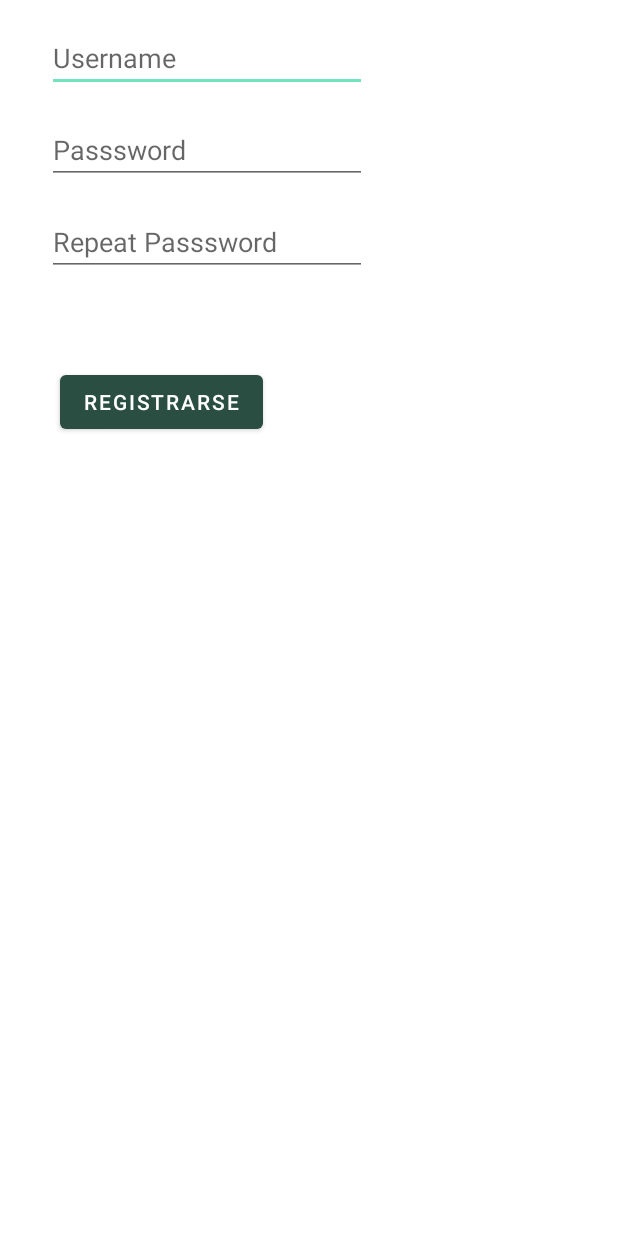
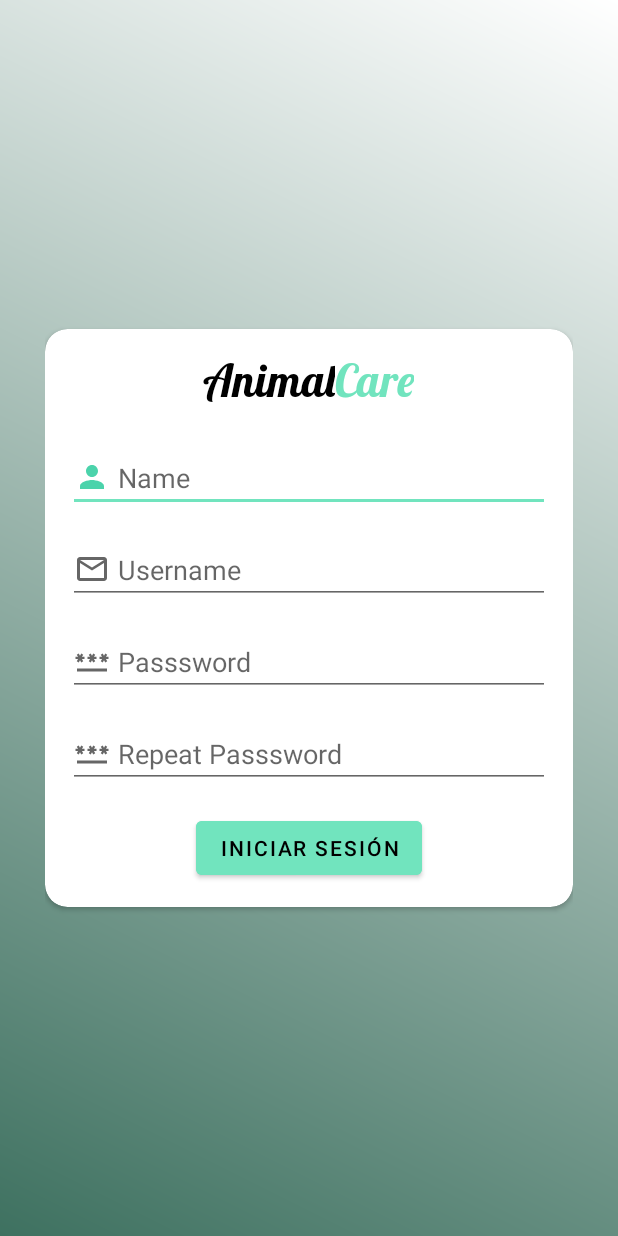
Before and after one commit to teresitaFerme/Programaci-n-de-aplicaciones-m-viles, an Android app: the RegisterActivity screen opened directly, with no data from a screen before it, on a phone screen of 412 x 824 dp. Run offline under Robolectric (Android 15) with nearby library versions, the light colour scheme and no system bars.

Commit message:
Update activity_register.xml
Added designed layouts and views

```diff
--- a/AnimalCare/app/src/main/res/layout/activity_register.xml
+++ b/AnimalCare/app/src/main/res/layout/activity_register.xml
@@ -4,54 +4,83 @@
     xmlns:tools="http://schemas.android.com/tools"
     android:layout_width="match_parent"
     android:layout_height="match_parent"
-    tools:context=".main.MainActivity">
+    tools:context=".main.MainActivity"
+    android:background="@drawable/gradient_background"
+    android:paddingHorizontal="30dp">
+
+    <androidx.cardview.widget.CardView
+        android:layout_width="match_parent"
+        android:layout_height="wrap_content"
+        app:layout_constraintBottom_toBottomOf="parent"
+        app:layout_constraintEnd_toEndOf="parent"
+        app:layout_constraintStart_toStartOf="parent"
+        app:layout_constraintTop_toTopOf="parent"
+        app:cardCornerRadius="15dp">
+        <LinearLayout
+            android:layout_width="match_parent"
+            android:layout_height="match_parent"
+            android:orientation="vertical"
+            android:paddingHorizontal="15dp"
+            android:paddingVertical="15dp">
+
+            <include layout="@layout/logo"
+                android:layout_height="wrap_content"
+                android:layout_width="wrap_content"
+                android:layout_gravity="center"/>
+
+            <EditText
+                android:id="@+id/editText_register_name"
+                android:layout_width="match_parent"
+                android:layout_height="wrap_content"
+                android:layout_marginTop="16dp"
+                android:drawableLeft="@drawable/ic_user"
+                android:drawablePadding="5dp"
+                android:ems="10"
+                android:hint="Name"
+                android:inputType="textPersonName"/>
 
             <EditText
                 android:id="@+id/editText_register_username"
-        android:layout_width="wrap_content"
-        android:layout_height="0dp"
+                android:layout_width="match_parent"
+                android:layout_height="wrap_content"
                 android:layout_marginTop="16dp"
+                android:drawableLeft="@drawable/ic_username"
+                android:drawablePadding="5dp"
                 android:ems="10"
                 android:hint="Username"
-        android:inputType="textPersonName"
-        app:layout_constraintEnd_toEndOf="parent"
-        app:layout_constraintHorizontal_bias="0.159"
-        app:layout_constraintStart_toStartOf="parent"
-        app:layout_constraintTop_toTopOf="parent" />
+                android:inputType="textPersonName"/>
 
             <EditText
                 android:id="@+id/editText_register_password"
-        android:layout_width="wrap_content"
-        android:layout_height="0dp"
+                android:layout_width="match_parent"
+                android:layout_height="wrap_content"
                 android:layout_marginTop="16dp"
+                android:drawableLeft="@drawable/ic_password"
+                android:drawablePadding="5dp"
                 android:ems="10"
                 android:inputType="textPassword"
-        android:hint="Passsword"
-        app:layout_constraintEnd_toEndOf="parent"
-        app:layout_constraintHorizontal_bias="0.159"
-        app:layout_constraintStart_toStartOf="parent"
-        app:layout_constraintTop_toBottomOf="@+id/editText_register_username" />
+                android:hint="Passsword"/>
 
             <EditText
                 android:id="@+id/editText_register_password_repeat"
-        android:layout_width="wrap_content"
-        android:layout_height="0dp"
+                android:layout_width="match_parent"
+                android:layout_height="wrap_content"
                 android:layout_marginTop="16dp"
+                android:drawableLeft="@drawable/ic_password"
+                android:drawablePadding="5dp"
                 android:ems="10"
                 android:hint="Repeat Passsword"
-        android:inputType="textPassword"
-        app:layout_constraintEnd_toEndOf="parent"
-        app:layout_constraintHorizontal_bias="0.159"
-        app:layout_constraintStart_toStartOf="parent"
-        app:layout_constraintTop_toBottomOf="@+id/editText_register_password" />
+                android:inputType="textPassword"/>
 
             <Button
                 android:id="@+id/button_registrar_usuario"
                 android:layout_width="wrap_content"
                 android:layout_height="wrap_content"
-        android:layout_marginStart="40dp"
-        android:layout_marginTop="60dp"
-        android:text="Registrarse"
-        app:layout_constraintStart_toStartOf="parent"
-        app:layout_constraintTop_toBottomOf="@+id/editText_register_password_repeat" />
+                android:layout_marginTop="16dp"
+                android:layout_gravity="center"
+                android:backgroundTint="@color/iconColor"
+                android:textColor="@color/black"
+                android:text="Iniciar Sesión" />
+        </LinearLayout>
+    </androidx.cardview.widget.CardView>
 </androidx.constraintlayout.widget.ConstraintLayout>
```
Lines whose indentation alone changed are shown as unchanged.
